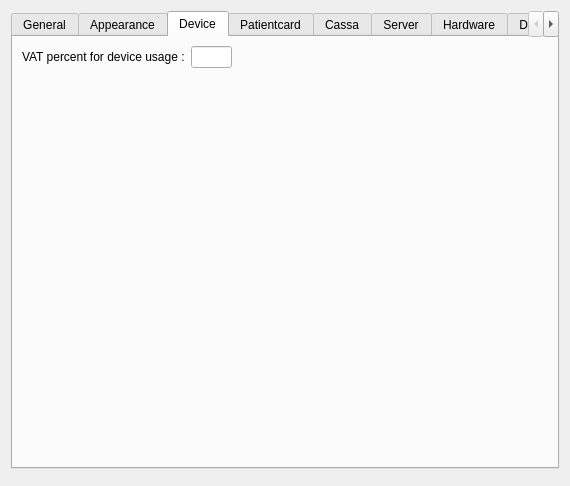
Qt form client/dlgpreferences.ui (tbikfalvi/Belenus) before a commit.
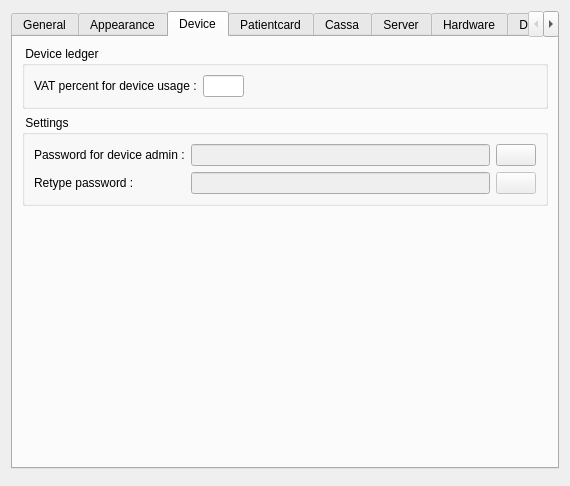
The same form after that commit. The open tabs and pages were chosen to show the change.

Diff of the .ui file:
```diff
--- a/client/dlgpreferences.ui
+++ b/client/dlgpreferences.ui
@@ -878,6 +878,12 @@
       <attribute name="title">
        <string>Device</string>
       </attribute>
+      <layout class="QVBoxLayout" name="verticalLayout_24">
+       <item>
+        <widget class="QGroupBox" name="gbLedger">
+         <property name="title">
+          <string> Device ledger </string>
+         </property>
       <layout class="QVBoxLayout" name="verticalLayout_7">
        <item>
         <layout class="QHBoxLayout" name="horizontalLayout_5">
@@ -918,6 +924,69 @@
           </spacer>
          </item>
         </layout>
+          </item>
+         </layout>
+        </widget>
+       </item>
+       <item>
+        <widget class="QGroupBox" name="gbSettings">
+         <property name="title">
+          <string> Settings </string>
+         </property>
+         <layout class="QGridLayout" name="gridLayout">
+          <item row="0" column="0">
+           <widget class="QLabel" name="lblDeviceAdminPassword">
+            <property name="text">
+             <string>Password for device admin :</string>
+            </property>
+           </widget>
+          </item>
+          <item row="0" column="1">
+           <widget class="QLineEdit" name="ledDeviceAdminPassword">
+            <property name="enabled">
+             <bool>false</bool>
+            </property>
+            <property name="echoMode">
+             <enum>QLineEdit::Password</enum>
+            </property>
+           </widget>
+          </item>
+          <item row="1" column="1">
+           <widget class="QLineEdit" name="ledDeviceAdminPasswordCheck">
+            <property name="enabled">
+             <bool>false</bool>
+            </property>
+            <property name="echoMode">
+             <enum>QLineEdit::Password</enum>
+            </property>
+           </widget>
+          </item>
+          <item row="0" column="2">
+           <widget class="QPushButton" name="pbModifyDevAdminPsw">
+            <property name="text">
+             <string/>
+            </property>
+           </widget>
+          </item>
+          <item row="1" column="0">
+           <widget class="QLabel" name="lblRetype">
+            <property name="text">
+             <string>Retype password :</string>
+            </property>
+           </widget>
+          </item>
+          <item row="1" column="2">
+           <widget class="QPushButton" name="pbCancelModifyPsw">
+            <property name="enabled">
+             <bool>false</bool>
+            </property>
+            <property name="text">
+             <string/>
+            </property>
+           </widget>
+          </item>
+         </layout>
+        </widget>
        </item>
        <item>
         <spacer name="verticalSpacer_4">
```
Left out of the diff: 2 changed lines with no effect on the pictures. Lines whose indentation alone changed are shown as unchanged.
